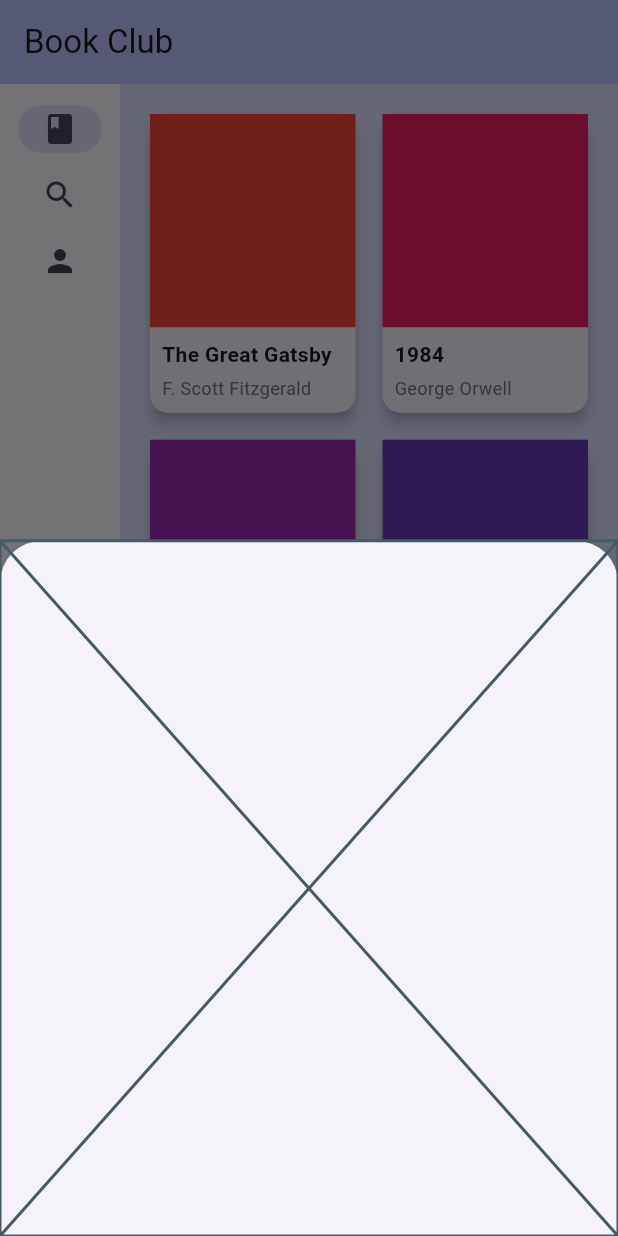
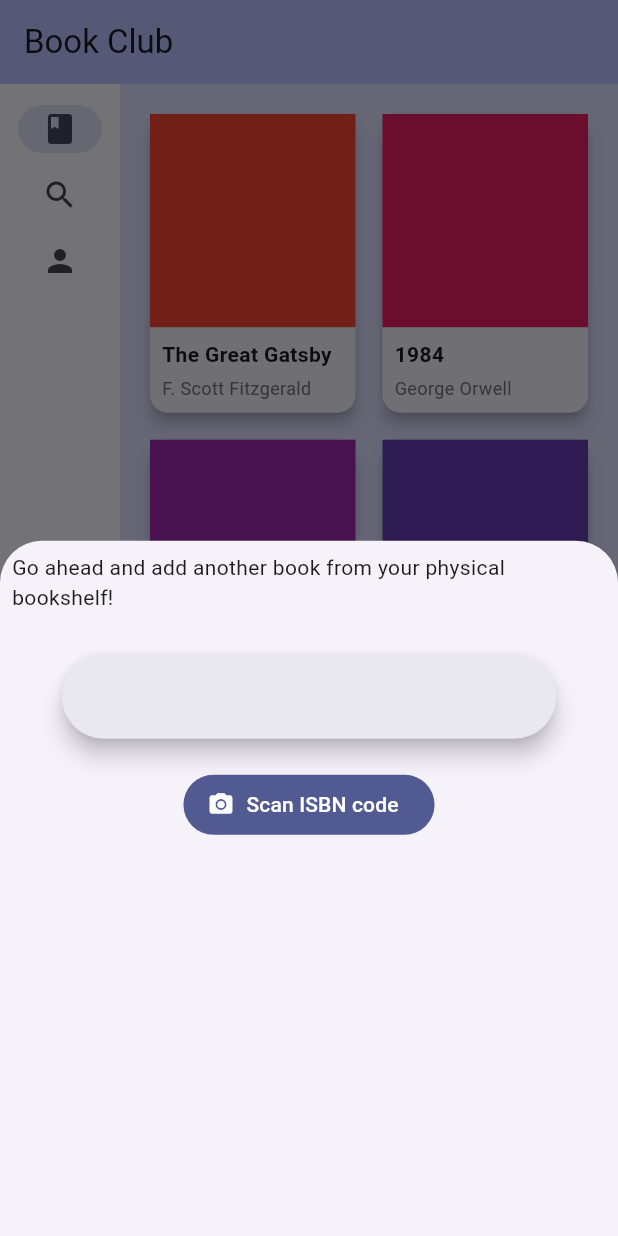
Before and after one commit to MartinGallauner/bookclub, a Flutter app: the screen it shows after launch, after a tap on the "add" icon, on a phone screen of 412 x 824 dp. Run offline on Flutter 3.47's test engine with Material 3 defaults, Android fonts, the phone set to English and light mode, and no system bars.

Commit message:
Building the book buttom sheet

```diff
--- a/frontend/lib/widgets/add_book_bottom_sheet.dart
+++ b/frontend/lib/widgets/add_book_bottom_sheet.dart
@@ -1,11 +1,40 @@
+import 'dart:developer';
+
 import 'package:flutter/cupertino.dart';
+import 'package:flutter/material.dart';
+
+/**
+ * This buttom sheet offers input fields to add a new book
+ */
 
 class AddBookBottomSheet extends StatelessWidget {
   const AddBookBottomSheet({super.key});
 
   @override
   Widget build(BuildContext context) {
-    return Placeholder();
+    return Center(
+      child: Column(
+        children: [
+          Padding(
+            padding: const EdgeInsets.all(8.0),
+            child: Text("Go ahead and add another book from your physical bookshelf!"),
+          ),
+          SizedBox(height: 20),
+          FractionallySizedBox(
+            widthFactor: 0.8,
+            child: SearchBar(),
+          ),
+          SizedBox(height: 20),
+          FilledButton.icon(
+              onPressed: () {
+                log('pressed book scan button');
+              },
+              icon: Icon(Icons.camera_alt),
+              label: Text("Scan ISBN code"))
+        ],
+
+      ),
+    );
   }
 
 }
--- a/frontend/lib/widgets/add_contact_bottom_sheet.dart
+++ b/frontend/lib/widgets/add_contact_bottom_sheet.dart
@@ -1,6 +1,9 @@
 import 'package:flutter/cupertino.dart';
 import 'package:flutter/material.dart';
 
+/**
+ * This widget provides the buttom sheet, offering input fields to add new contacts
+ */
 class AddContactBottomSheet extends StatelessWidget {
   const AddContactBottomSheet({super.key});
 
```
